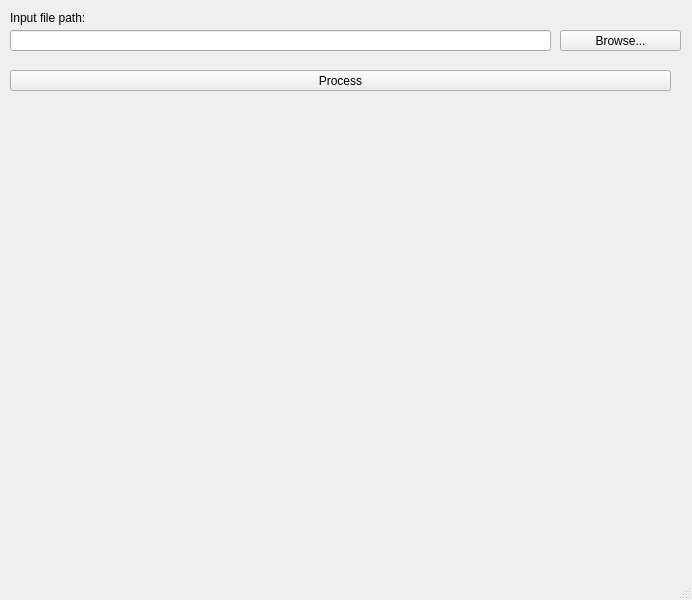
Above: mainwindow.ui from damibran/Pitch_Shifting before the change. Below: the same form after it.
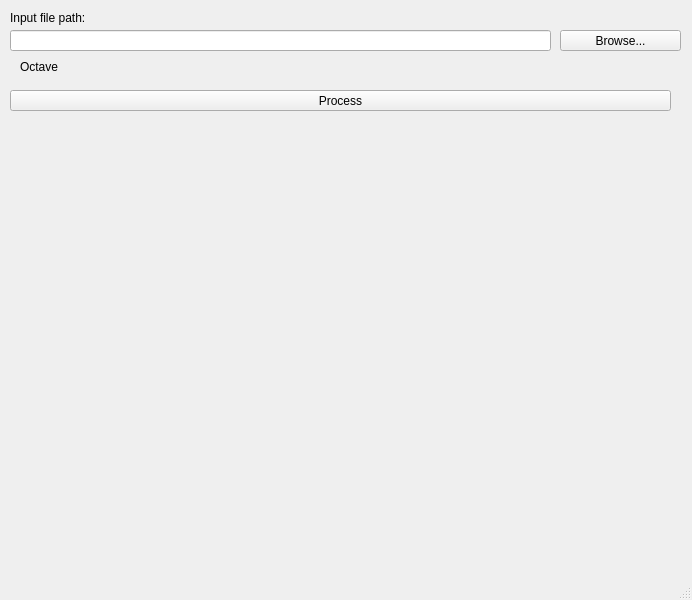
That is the form after the change.

Commit message: Add key freq detection with octave

```diff
--- a/mainwindow.ui
+++ b/mainwindow.ui
@@ -41,7 +41,7 @@
     <property name="geometry">
      <rect>
       <x>10</x>
-      <y>70</y>
+      <y>90</y>
       <width>661</width>
       <height>21</height>
      </rect>
@@ -63,6 +63,19 @@
      <string>Input file path:</string>
     </property>
    </widget>
+   <widget class="QLabel" name="octaveLabel">
+    <property name="geometry">
+     <rect>
+      <x>20</x>
+      <y>60</y>
+      <width>47</width>
+      <height>13</height>
+     </rect>
+    </property>
+    <property name="text">
+     <string>Octave</string>
+    </property>
+   </widget>
   </widget>
   <widget class="QMenuBar" name="menubar">
    <property name="geometry">
```
The commit also changes 4 other files.
